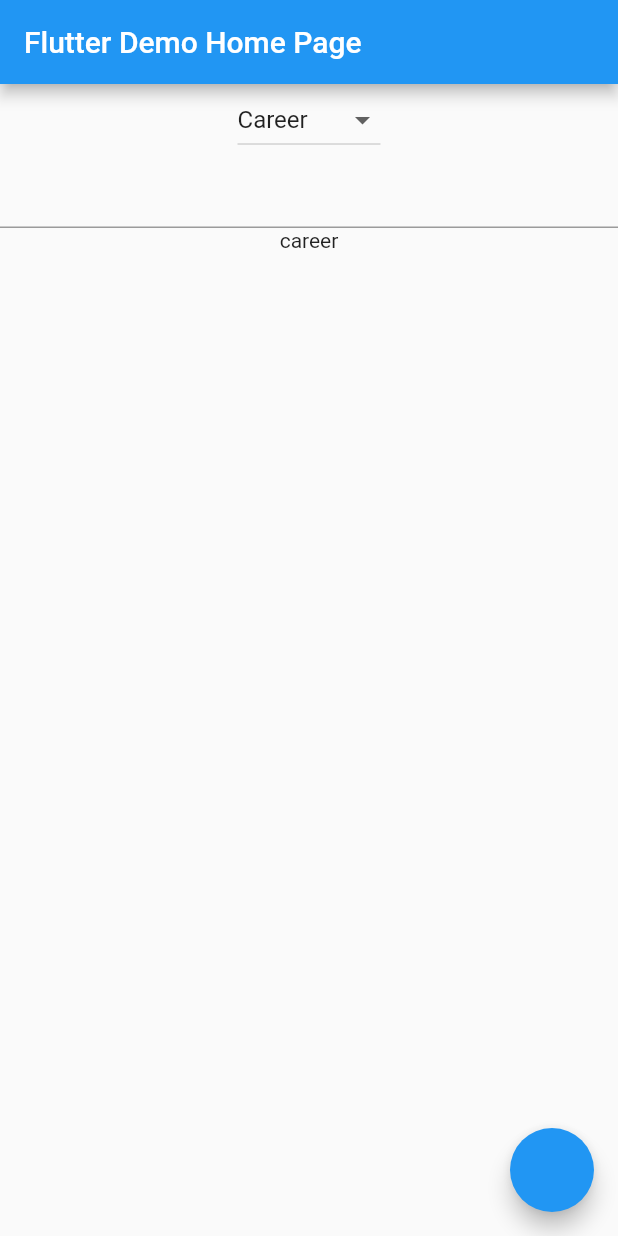
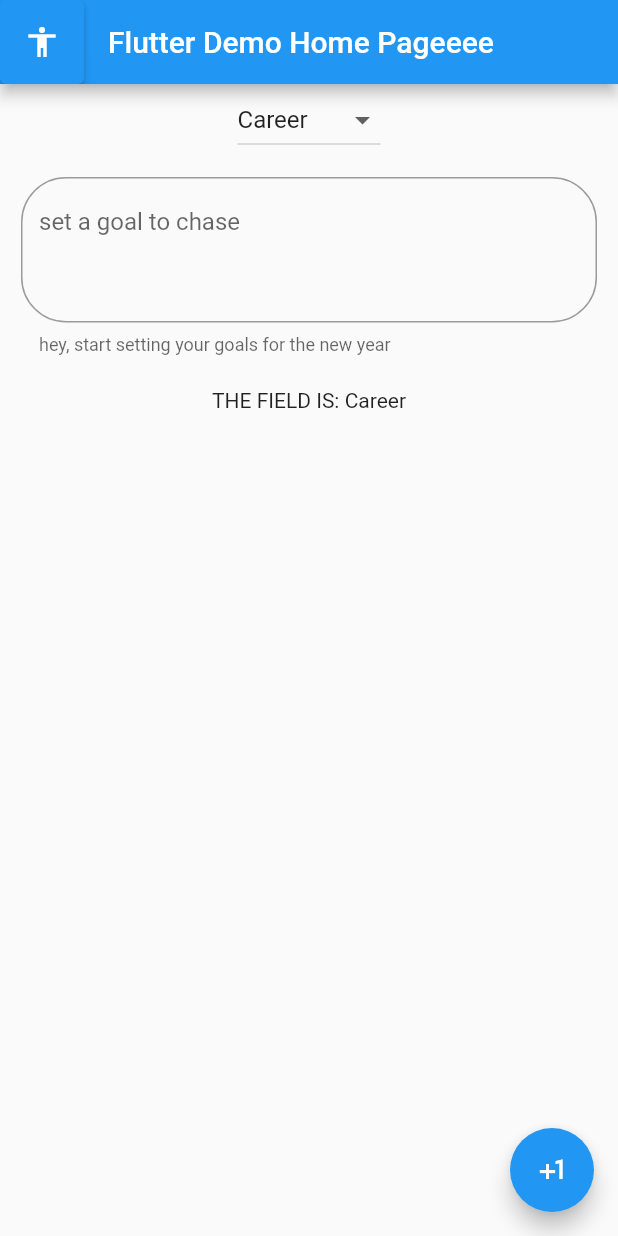
Before and after one commit to gokaydmrl/very_simple_todo, a Flutter app: the screen it shows after launch, on a phone screen of 412 x 824 dp. Run offline on Flutter 3.47's test engine with Material 2 defaults, Android fonts, the phone set to English and light mode, and no system bars; Roboto replaces fonts that are missing (RobotoSlab).

Commit message:
todo_features

```diff
--- a/lib/main.dart
+++ b/lib/main.dart
@@ -1,3 +1,5 @@
+import 'dart:ui';
+
 import 'package:flutter/material.dart';
 
 void main() {
@@ -14,7 +16,7 @@ class MyApp extends StatelessWidget {
       theme: ThemeData(
         primarySwatch: Colors.blue,
       ),
-      home: const MyHomePage(title: 'Flutter Demo Home Page'),
+      home: const MyHomePage(title: 'Flutter Demo Home Pageeee'),
     );
   }
 }
@@ -38,32 +40,77 @@ class _MyHomePageState extends State<MyHomePage> {
     print("valueSelectedFromDropdown $valueSelectedFromDropdown");
   }
 
-  late TextEditingController textController;
+  late final TextEditingController addFieldController;
+  late final TextEditingController textController;
+  bool isError = false;
+  final Map<String, List<String>> lists = {
+    "Career": [],
+    "Academic": [],
+    "Love": [],
+  };
 
-  Map<String, List<String>> lists = {
-    "Career": ["career"],
-    "Academic": ["academic"],
-    "Love": ["love"],
-  };
+  String fixWord(String aWord) {
+    String y = aWord.toLowerCase();
+    String z = y.substring(1);
+    String x = aWord[0].toUpperCase();
+    print(x + z);
+    return x + z;
+  }
 
   @override
   void initState() {
     super.initState();
     textController = TextEditingController();
+    addFieldController = TextEditingController();
   }
 
   @override
   void dispose() {
     textController.dispose();
+    addFieldController.dispose();
     super.dispose();
   }
 
   @override
   Widget build(BuildContext context) {
+    print("isError $isError");
     return Scaffold(
       appBar: AppBar(
-        // Here we take the value from the MyHomePage object that was created by
-        // the App.build method, and use it to set our appbar title.
+        leading: ElevatedButton(
+            child: Icon(Icons.accessibility),
+            onPressed: (() {
+              showModalBottomSheet(
+                  context: context,
+                  builder: (context) {
+                    return Container(
+                      height: 200,
+                      color: const Color.fromARGB(255, 213, 51, 173),
+                      child: Center(
+                        child: Column(
+                          mainAxisAlignment: MainAxisAlignment.center,
+                          mainAxisSize: MainAxisSize.min,
+                          children: <Widget>[
+                            TextField(
+                              controller: addFieldController,
+                            ),
+                            ElevatedButton(
+                              child: const Text('add a field'),
+                              onPressed: () {
+                                setState(() {
+                                  final theWord =
+                                      fixWord(addFieldController.text);
+                                  lists[theWord] = [];
+                                });
+                                print(addFieldController.text);
+                                Navigator.pop(context);
+                              },
+                            ),
+                          ],
+                        ),
+                      ),
+                    );
+                  });
+            })),
         title: Text(widget.title),
       ),
       body: Center(
@@ -74,49 +121,80 @@ class _MyHomePageState extends State<MyHomePage> {
           DropdownButton(
             dropdownColor: Colors.pink,
             borderRadius: BorderRadius.circular(16.0),
-            items: const [
+            items: [
+              for (var n in lists.keys.toList())
                 DropdownMenuItem(
-                value: "Career",
-                child: Text("Career"),
-              ),
-              DropdownMenuItem(
-                value: "Academic",
-                child: Text("Academic"),
-              ),
-              DropdownMenuItem(
-                value: "Love",
-                child: Text("Love"),
-              ),
+                  value: n,
+                  child: Text(n),
+                )
+              // ),
+              // DropdownMenuItem(
+              //   value: "Academic",
+              //   child: Text("Academic"),
+              // ),
+              // DropdownMenuItem(
+              //   value: "Love",
+              //   child: Text("Love"),
+              // ),
             ],
             value: valueSelectedFromDropdown == ""
-                ? "Career"
+                ? lists[lists.length - 1]
                 : valueSelectedFromDropdown,
             onChanged: selectItem,
           ),
-          TextField(
+          Padding(
+            padding: const EdgeInsets.all(14.0),
+            child: TextField(
+              decoration: InputDecoration(
+                  hintText: "set a goal to chase",
+                  border: const OutlineInputBorder(
+                      borderRadius: BorderRadius.all(Radius.circular(30.0))),
+                  helperText: "hey, start setting your goals for the new year",
+                  helperStyle: const TextStyle(
+                    fontFamily: 'RobotoSlab',
+                  ),
+                  errorText:
+                      isError ? "you cant leave this field blank" : null),
+              maxLines: 3,
               controller: textController,
               onChanged: (value) =>
                   print("textController.text: ${textController.text}"),
             ),
-          Column(
-            mainAxisAlignment: MainAxisAlignment.spaceEvenly,
-            crossAxisAlignment: CrossAxisAlignment.center,
+          ),
+          Padding(
+            padding: const EdgeInsets.all(8.0),
+            child: Column(
+              // crossAxisAlignment: CrossAxisAlignment.center,
               children: [
-              for (var n in lists[valueSelectedFromDropdown]!) Text(n),
+                /*  for (var n in lists[valueSelectedFromDropdown]!) */
+                Text("THE FIELD IS: ${valueSelectedFromDropdown}"),
+                for (var n in lists[valueSelectedFromDropdown]!) Text(n)
               ],
+            ),
           ),
         ],
       )),
       floatingActionButton: FloatingActionButton(
+        child: const Icon(Icons.plus_one_sharp),
         onPressed: () {
+          if (textController.text.isEmpty) {
+            setState(() {
+              isError = true;
+            });
+            return;
+          } else {
             setState(() {
               lists[valueSelectedFromDropdown]?.add(textController.text);
+              isError = false;
             });
+          }
+
           textController.text = "";
           print("the selected list ${lists[valueSelectedFromDropdown]}");
           print(" LISTS[CAREER] ${lists["Career"]}");
         },
       ),
+
       // This trailing comma makes auto-formatting nicer for build methods.
     );
   }
```
Also changed, not shown: lib/deneme.dart (added, +11 -0 lines), pubspec.yaml (+3 -4 lines), assets/images/Academic.jpg (added), assets/images/Career.jpeg (added), assets/images/Love.jpeg (added). Lines whose indentation alone changed are shown as unchanged.
